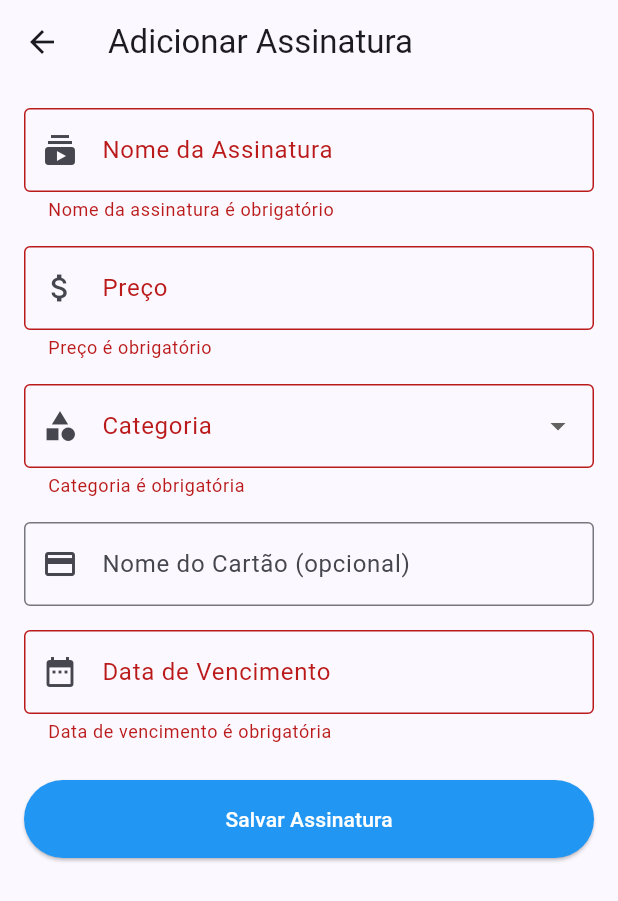
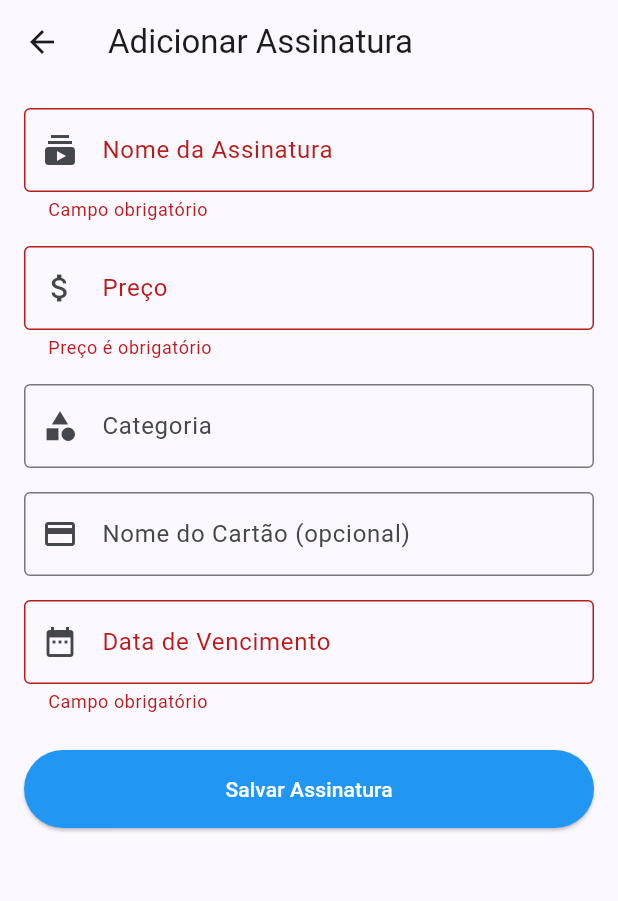
Before and after one commit to 1gustavoferreira/TotalizaSubsFlutter, a Flutter app: the AddSubscriptionPage screen opened directly, after a tap on "Salvar Assinatura", on a phone screen of 412 x 824 dp. Shown: the top 901 px of the screen. Run offline on Flutter 3.47's test engine with Material 3 defaults, Android fonts, the phone set to English and light mode, and no system bars; our stand-ins replace cloud_firestore, firebase_auth, firebase_core, flutter_typeahead, google_sign_in; accounts and stored records are empty.

Commit message:
Update subscription to use recurring day of month

```diff
--- a/lib/features/page/add_subscription.dart
+++ b/lib/features/page/add_subscription.dart
@@ -1,9 +1,10 @@
 import 'package:cloud_firestore/cloud_firestore.dart';
 import 'package:flutter/material.dart';
 import 'package:firebase_auth/firebase_auth.dart';
+import 'package:flutter_typeahead/flutter_typeahead.dart';
 
 class AddSubscriptionPage extends StatefulWidget {
-  final Map<String, dynamic>? subscription;  // Passando dados da assinatura (se existir)
+  final Map<String, dynamic>? subscription;
 
   const AddSubscriptionPage({super.key, this.subscription});
 
@@ -22,15 +23,21 @@
   String? _selectedCategory;
   DateTime? _selectedDate;
 
-  bool _isEditing = false;  // Flag para indicar que estamos editando
+  bool _isEditing = false;
 
   final List<String> _categories = [
     'Streaming',
     'Educação',
     'Academia',
     'Jogos',
-    'Utilitários',
-    'Outros',
+    'Música',
+    'Notícias / Revistas',
+    'Cloud / Armazenamento',
+    'Produtividade',
+    'Delivery / Alimentação',
+    'Mobilidade',
+    'Compras / Clube de Benefícios',
+    'Saúde / Bem-estar',
   ];
 
   @override
@@ -38,7 +45,6 @@
     super.initState();
     _userId = FirebaseAuth.instance.currentUser?.uid;
 
-    // Se a assinatura foi passada (para edição), carrega os dados
     if (widget.subscription != null) {
       _loadDataForEdit();
     }
@@ -52,8 +58,9 @@
     _cardNameController.text = subscription['cardName'] ?? '';
     _dueDateController.text = formatDate(subscription['dueDate']);
     _selectedDate = (subscription['dueDate'] as Timestamp?)?.toDate();
+
     setState(() {
-      _isEditing = true;  // Agora estamos editando
+      _isEditing = true;
     });
   }
 
@@ -63,6 +70,20 @@
       return "${date.year}-${date.month.toString().padLeft(2, '0')}-${date.day.toString().padLeft(2, '0')}";
     }
     return '';
+  }
+
+  // Função para calcular a próxima data de vencimento
+  DateTime getNextDueDate(DateTime selectedDate) {
+    // Cria uma nova data com o mesmo dia do mês, mas ajustando o mês e ano conforme necessário.
+    DateTime now = DateTime.now();
+    DateTime nextDueDate = DateTime(now.year, now.month + 1, selectedDate.day);
+
+    // Verifica se a nova data está no futuro
+    if (nextDueDate.isBefore(now)) {
+      nextDueDate = DateTime(now.year + 1, now.month, selectedDate.day); // Ajusta para o próximo ano
+    }
+
+    return nextDueDate;
   }
 
   Future<void> _saveSubscription() async {
@@ -84,29 +105,40 @@
         return;
       }
 
-      // Salvar ou atualizar no Firestore
+      // Chama a função para obter a próxima data de vencimento
+      DateTime nextDueDate = getNextDueDate(_selectedDate!);
+
       final subscriptionData = {
         'name': name,
         'price': price,
-        'dueDate': Timestamp.fromDate(_selectedDate!),
+        'dueDate': Timestamp.fromDate(nextDueDate), // Salva como Timestamp
         'userId': _userId,
         'category': _selectedCategory,
         'cardName': _cardNameController.text,
       };
 
-      if (_isEditing) {
+      try {
+        if (_isEditing && widget.subscription?['id'] != null) {
+          final docId = widget.subscription!['id'];
           await FirebaseFirestore.instance
               .collection('subscriptions')
-            .doc(widget.subscription?['id']) // ID da assinatura para edição
+              .doc(docId)
               .update(subscriptionData);
         } else {
-        await FirebaseFirestore.instance.collection('subscriptions').add(subscriptionData);
+          await FirebaseFirestore.instance
+              .collection('subscriptions')
+              .add(subscriptionData);
         }
 
         ScaffoldMessenger.of(context).showSnackBar(
           const SnackBar(content: Text('Assinatura salva com sucesso!')),
         );
         Navigator.pop(context);
+      } catch (e) {
+        ScaffoldMessenger.of(context).showSnackBar(
+          SnackBar(content: Text('Erro ao salvar: $e')),
+        );
+      }
     }
   }
 
@@ -129,12 +161,8 @@
                   border: OutlineInputBorder(),
                   prefixIcon: Icon(Icons.subscriptions),
                 ),
-                validator: (value) {
-                  if (value == null || value.isEmpty) {
-                    return 'Nome da assinatura é obrigatório';
-                  }
-                  return null;
-                },
+                validator: (value) =>
+                    value == null || value.isEmpty ? 'Campo obrigatório' : null,
               ),
               const SizedBox(height: 16),
 
@@ -151,30 +179,40 @@
                     return 'Preço é obrigatório';
                   }
                   if (double.tryParse(value) == null) {
-                    return 'Por favor, insira um valor válido';
+                    return 'Valor inválido';
                   }
                   return null;
                 },
               ),
               const SizedBox(height: 16),
 
-              DropdownButtonFormField<String>(
-                value: _selectedCategory,
+              TypeAheadFormField<String>(
+                textFieldConfiguration: TextFieldConfiguration(
                   decoration: const InputDecoration(
                     labelText: 'Categoria',
                     border: OutlineInputBorder(),
                     prefixIcon: Icon(Icons.category),
                   ),
-                items: _categories.map((category) {
-                  return DropdownMenuItem(
-                    value: category,
-                    child: Text(category),
+                  controller: TextEditingController(text: _selectedCategory),
+                ),
+                suggestionsCallback: (pattern) {
+                  return _categories
+                      .where((item) =>
+                          item.toLowerCase().contains(pattern.toLowerCase()))
+                      .toList();
+                },
+                itemBuilder: (context, String suggestion) {
+                  return ListTile(
+                    title: Text(suggestion),
                   );
-                }).toList(),
-                onChanged: (value) {
+                },
+                onSuggestionSelected: (String suggestion) {
                   setState(() {
+                    _selectedCategory = suggestion;
+                  });
+                },
+                onSaved: (value) {
                   _selectedCategory = value;
-                  });
                 },
                 validator: (value) {
                   if (value == null || value.isEmpty) {
@@ -183,6 +221,7 @@
                   return null;
                 },
               ),
+
               const SizedBox(height: 16),
 
               TextFormField(
@@ -205,7 +244,6 @@
                     firstDate: DateTime(2000),
                     lastDate: DateTime(2100),
                   );
-
                   if (pickedDate != null) {
                     setState(() {
                       _selectedDate = pickedDate;
@@ -219,12 +257,8 @@
                   border: OutlineInputBorder(),
                   prefixIcon: Icon(Icons.date_range),
                 ),
-                validator: (value) {
-                  if (value == null || value.isEmpty) {
-                    return 'Data de vencimento é obrigatória';
-                  }
-                  return null;
-                },
+                validator: (value) =>
+                    value == null || value.isEmpty ? 'Campo obrigatório' : null,
               ),
               const SizedBox(height: 24),
 
--- a/lib/features/page/home.dart
+++ b/lib/features/page/home.dart
@@ -43,7 +43,7 @@
   String formatDueDate(dynamic dueDate) {
     if (dueDate is Timestamp) {
       final date = dueDate.toDate();
-      return DateFormat('dd/MM/yyyy').format(date);
+      return DateFormat('dd').format(date);
     }
     return 'Sem data';
   }
--- a/pubspec.yaml
+++ b/pubspec.yaml
@@ -38,6 +38,7 @@
   google_sign_in: ^6.1.0
   fl_chart: ^0.64.0
   intl: ^0.18.1
+  flutter_typeahead: ^4.3.7
 
   # The following adds the Cupertino Icons font to your application.
   # Use with the CupertinoIcons class for iOS style icons.
```
Also changed, not shown: pubspec.lock. Lines whose indentation alone changed are shown as unchanged.
